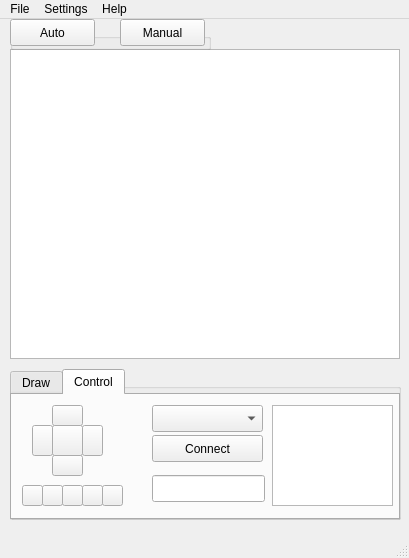
kthenrique/Draw-Vinci, file gui/Draw-Vinci.ui: the form before one commit.
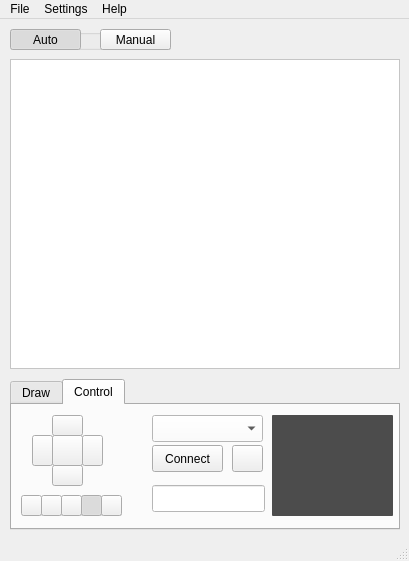
The form after the commit. Icons and pictures are not drawn.

Commit message:
Adjust ui buttons
The 'auto' and 'manual' buttons can now be toggled and behave as
autoexclusive. The same change was done for the central 'pen' button and
the play, stop, pause buttons. One new button was included to refresh
the pc ports in the combobox of the control tab.

```diff
--- a/gui/Draw-Vinci.ui
+++ b/gui/Draw-Vinci.ui
@@ -7,7 +7,7 @@
     <x>0</x>
     <y>0</y>
     <width>409</width>
-    <height>558</height>
+    <height>561</height>
    </rect>
   </property>
   <property name="minimumSize">
@@ -22,12 +22,15 @@
   <property name="styleSheet">
    <string notr="true"/>
   </property>
+  <property name="tabShape">
+   <enum>QTabWidget::Rounded</enum>
+  </property>
   <widget class="QWidget" name="centralwidget">
    <widget class="QGraphicsView" name="graphicsView">
     <property name="geometry">
      <rect>
       <x>10</x>
-      <y>30</y>
+      <y>40</y>
       <width>390</width>
       <height>310</height>
      </rect>
@@ -44,24 +47,15 @@
       <height>310</height>
      </size>
     </property>
+    <property name="styleSheet">
+     <string notr="true">background-color: rgb(255, 255, 255);</string>
+    </property>
    </widget>
-   <widget class="QGroupBox" name="groupBox">
-    <property name="geometry">
-     <rect>
-      <x>10</x>
-      <y>350</y>
-      <width>391</width>
-      <height>151</height>
-     </rect>
-    </property>
-    <property name="title">
-     <string>GroupBox</string>
-    </property>
     <widget class="QTabWidget" name="tabWidget">
      <property name="geometry">
       <rect>
-       <x>0</x>
-       <y>0</y>
+      <x>10</x>
+      <y>360</y>
        <width>390</width>
        <height>151</height>
       </rect>
@@ -78,6 +72,15 @@
        <height>16777215</height>
       </size>
      </property>
+    <property name="styleSheet">
+     <string notr="true"/>
+    </property>
+    <property name="tabPosition">
+     <enum>QTabWidget::North</enum>
+    </property>
+    <property name="tabShape">
+     <enum>QTabWidget::Rounded</enum>
+    </property>
      <property name="currentIndex">
       <number>1</number>
      </property>
@@ -341,6 +344,9 @@
        <property name="text">
         <string/>
        </property>
+      <property name="checkable">
+       <bool>true</bool>
+      </property>
        <property name="default">
         <bool>false</bool>
        </property>
@@ -357,6 +363,12 @@
          <height>101</height>
         </rect>
        </property>
+      <property name="styleSheet">
+       <string notr="true"> QTextEdit{
+	background-color: rgb(76, 76, 76);
+    border-radius: 1px;
+ }</string>
+      </property>
       </widget>
       <widget class="QComboBox" name="comboBox">
        <property name="geometry">
@@ -367,13 +379,16 @@
          <height>27</height>
         </rect>
        </property>
+      <property name="styleSheet">
+       <string notr="true">background-color: rgb(255, 255, 255);</string>
+      </property>
       </widget>
       <widget class="QPushButton" name="pushButton_8">
        <property name="geometry">
         <rect>
          <x>140</x>
          <y>40</y>
-         <width>111</width>
+        <width>71</width>
          <height>27</height>
         </rect>
        </property>
@@ -381,69 +396,6 @@
         <string>Connect</string>
        </property>
       </widget>
-      <widget class="QPushButton" name="pushButton_9">
-       <property name="geometry">
-        <rect>
-         <x>30</x>
-         <y>90</y>
-         <width>21</width>
-         <height>21</height>
-        </rect>
-       </property>
-       <property name="styleSheet">
-        <string notr="true"> QPushButton {
-	border-image:url(./img/pause.png) -1;
- }
- QPushButton:pressed  {
-	border-image: url(./img/pause_pressed.png) 0;
- }</string>
-       </property>
-       <property name="text">
-        <string/>
-       </property>
-      </widget>
-      <widget class="QPushButton" name="pushButton_10">
-       <property name="geometry">
-        <rect>
-         <x>50</x>
-         <y>90</y>
-         <width>21</width>
-         <height>21</height>
-        </rect>
-       </property>
-       <property name="styleSheet">
-        <string notr="true"> QPushButton {
-	border-image:url(./img/play.png) -1;
- }
- QPushButton:pressed  {
-	border-image: url(./img/play_pressed.png) 0;
- }</string>
-       </property>
-       <property name="text">
-        <string/>
-       </property>
-      </widget>
-      <widget class="QPushButton" name="pushButton_11">
-       <property name="geometry">
-        <rect>
-         <x>70</x>
-         <y>90</y>
-         <width>21</width>
-         <height>21</height>
-        </rect>
-       </property>
-       <property name="styleSheet">
-        <string notr="true"> QPushButton {
-	border-image:url(./img/stop.png) -1;
- }
- QPushButton:pressed  {
-	border-image: url(./img/stop_pressed.png) 0;
- }</string>
-       </property>
-       <property name="text">
-        <string/>
-       </property>
-      </widget>
       <widget class="QLineEdit" name="lineEdit">
        <property name="geometry">
         <rect>
@@ -453,39 +405,59 @@
          <height>27</height>
         </rect>
        </property>
-      </widget>
-      <widget class="QPushButton" name="pushButton_21">
+      <property name="styleSheet">
+       <string notr="true">QLineEdit {
+background-color: rgb(255, 255, 255);
+ }</string>
+      </property>
+     </widget>
+     <widget class="QGroupBox" name="groupBox_2">
        <property name="geometry">
         <rect>
-         <x>10</x>
+        <x>9</x>
          <y>90</y>
+        <width>101</width>
+        <height>21</height>
+       </rect>
+      </property>
+      <property name="title">
+       <string/>
+      </property>
+      <widget class="QPushButton" name="pushButton_11">
+       <property name="geometry">
+        <rect>
+         <x>60</x>
+         <y>0</y>
          <width>21</width>
          <height>21</height>
         </rect>
        </property>
        <property name="styleSheet">
         <string notr="true"> QPushButton {
-	border-image:url(./img/slow_down.png) -1;
+	border-image:url(./img/stop.png) -1;
  }
-
- QPushButton::hover {
- }
-
- QPushButton:pressed {
-
- }
-
-</string>
+ QPushButton:pressed  {
+	border-image: url(./img/stop_pressed.png) 0;
+ }</string>
        </property>
        <property name="text">
         <string/>
        </property>
+       <property name="checkable">
+        <bool>true</bool>
+       </property>
+       <property name="checked">
+        <bool>true</bool>
+       </property>
+       <property name="autoExclusive">
+        <bool>true</bool>
+       </property>
       </widget>
       <widget class="QPushButton" name="pushButton_22">
        <property name="geometry">
         <rect>
-         <x>90</x>
-         <y>90</y>
+         <x>80</x>
+         <y>0</y>
          <width>21</width>
          <height>21</height>
         </rect>
@@ -506,47 +478,204 @@
        <property name="text">
         <string/>
        </property>
+       <property name="checkable">
+        <bool>false</bool>
+       </property>
       </widget>
-     </widget>
-    </widget>
-   </widget>
-   <widget class="QGroupBox" name="groupBox_2">
+      <widget class="QPushButton" name="pushButton_10">
+       <property name="geometry">
+        <rect>
+         <x>40</x>
+         <y>0</y>
+         <width>21</width>
+         <height>21</height>
+        </rect>
+       </property>
+       <property name="styleSheet">
+        <string notr="true"> QPushButton {
+	border-image:url(./img/play.png) -1;
+ }
+ QPushButton:pressed  {
+	border-image: url(./img/play_pressed.png) 0;
+ }</string>
+       </property>
+       <property name="text">
+        <string/>
+       </property>
+       <property name="checkable">
+        <bool>true</bool>
+       </property>
+       <property name="autoExclusive">
+        <bool>true</bool>
+       </property>
+      </widget>
+      <widget class="QPushButton" name="pushButton_9">
+       <property name="geometry">
+        <rect>
+         <x>20</x>
+         <y>0</y>
+         <width>21</width>
+         <height>21</height>
+        </rect>
+       </property>
+       <property name="styleSheet">
+        <string notr="true"> QPushButton {
+	border-image:url(./img/pause.png) -1;
+ }
+ QPushButton:pressed  {
+	border-image: url(./img/pause_pressed.png) 0;
+ }</string>
+       </property>
+       <property name="text">
+        <string/>
+       </property>
+       <property name="checkable">
+        <bool>true</bool>
+       </property>
+       <property name="autoExclusive">
+        <bool>true</bool>
+       </property>
+      </widget>
+      <widget class="QPushButton" name="pushButton_21">
+       <property name="geometry">
+        <rect>
+         <x>0</x>
+         <y>0</y>
+         <width>21</width>
+         <height>21</height>
+        </rect>
+       </property>
+       <property name="styleSheet">
+        <string notr="true"> QPushButton {
+	border-image:url(./img/slow_down.png) -1;
+ }
+
+ QPushButton::hover {
+ }
+
+ QPushButton:pressed {
+
+ }
+
+</string>
+       </property>
+       <property name="text">
+        <string/>
+       </property>
+      </widget>
+     </widget>
+     <widget class="QPushButton" name="pushButton_23">
+      <property name="geometry">
+       <rect>
+        <x>220</x>
+        <y>40</y>
+        <width>31</width>
+        <height>27</height>
+       </rect>
+      </property>
+      <property name="toolTip">
+       <string>&lt;html&gt;&lt;head/&gt;&lt;body&gt;&lt;p align=&quot;center&quot;&gt;&lt;span style=&quot; font-weight:600;&quot;&gt;Refresh Ports&lt;/span&gt;&lt;/p&gt;&lt;/body&gt;&lt;/html&gt;</string>
+      </property>
+      <property name="text">
+       <string/>
+      </property>
+      <property name="icon">
+       <iconset>
+        <normaloff>img/port_refresh.png</normaloff>img/port_refresh.png</iconset>
+      </property>
+     </widget>
+     <zorder>groupBox_2</zorder>
+     <zorder>pushButton_3</zorder>
+     <zorder>pushButton_4</zorder>
+     <zorder>pushButton_5</zorder>
+     <zorder>pushButton_6</zorder>
+     <zorder>pushButton_7</zorder>
+     <zorder>textEdit</zorder>
+     <zorder>comboBox</zorder>
+     <zorder>pushButton_8</zorder>
+     <zorder>lineEdit</zorder>
+     <zorder>pushButton_23</zorder>
+    </widget>
+   </widget>
+   <widget class="QGroupBox" name="groupBox">
     <property name="geometry">
      <rect>
       <x>10</x>
-      <y>0</y>
-      <width>201</width>
-      <height>31</height>
+      <y>10</y>
+      <width>161</width>
+      <height>21</height>
      </rect>
     </property>
     <property name="title">
-     <string>GroupBox</string>
+     <string/>
+    </property>
+    <property name="flat">
+     <bool>false</bool>
+    </property>
+    <property name="checkable">
+     <bool>false</bool>
+    </property>
+    <property name="checked">
+     <bool>false</bool>
     </property>
     <widget class="QPushButton" name="pushButton_2">
      <property name="geometry">
       <rect>
-       <x>110</x>
+       <x>90</x>
        <y>0</y>
-       <width>85</width>
-       <height>27</height>
+       <width>71</width>
+       <height>21</height>
       </rect>
      </property>
+     <property name="minimumSize">
+      <size>
+       <width>0</width>
+       <height>0</height>
+      </size>
+     </property>
+     <property name="styleSheet">
+      <string notr="true"/>
+     </property>
      <property name="text">
       <string>Manual</string>
      </property>
+     <property name="checkable">
+      <bool>true</bool>
+     </property>
+     <property name="autoExclusive">
+      <bool>true</bool>
+     </property>
     </widget>
     <widget class="QPushButton" name="pushButton">
      <property name="geometry">
       <rect>
        <x>0</x>
        <y>0</y>
-       <width>85</width>
-       <height>27</height>
+       <width>71</width>
+       <height>21</height>
       </rect>
      </property>
+     <property name="minimumSize">
+      <size>
+       <width>10</width>
+       <height>0</height>
+      </size>
+     </property>
+     <property name="styleSheet">
+      <string notr="true"/>
+     </property>
      <property name="text">
       <string>Auto</string>
      </property>
+     <property name="checkable">
+      <bool>true</bool>
+     </property>
+     <property name="checked">
+      <bool>true</bool>
+     </property>
+     <property name="autoExclusive">
+      <bool>true</bool>
+     </property>
     </widget>
    </widget>
   </widget>
```
Left out of the diff: 9 changed lines with no effect on the pictures. Lines whose indentation alone changed are shown as unchanged. The commit also changes 4 other files.
